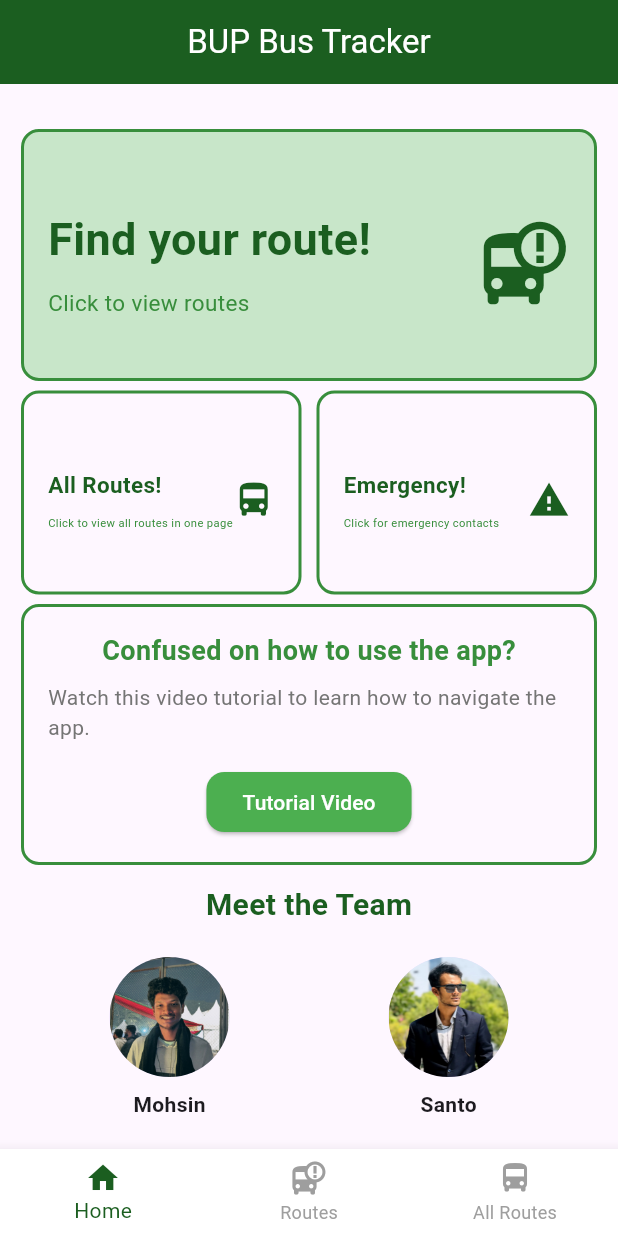
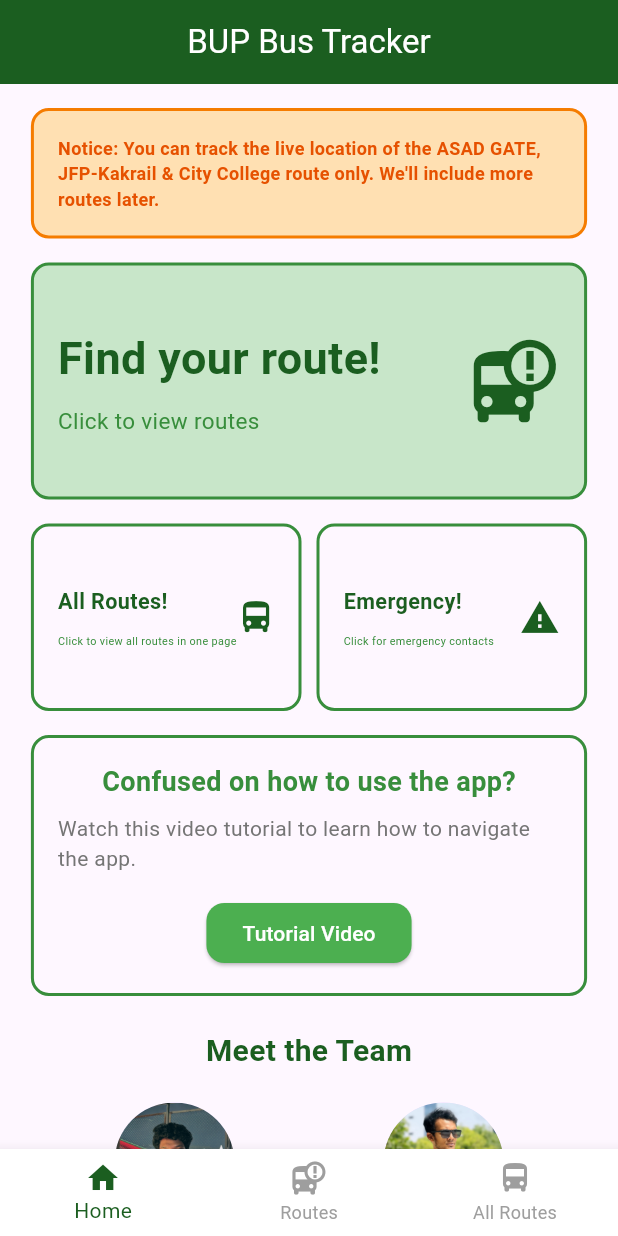
Before and after one commit to Samiul-Hossen-Sarkar-Santo/bus_tracker_user_app, a Flutter app: the screen it shows after launch, on a phone screen of 412 x 824 dp. Run offline on Flutter 3.47's test engine with Material 3 defaults, Android fonts, the phone set to English and light mode, and no system bars; our stand-ins replace firebase_core, firebase_database, google_maps_flutter, location; accounts and stored records are empty.

Commit message:
Optimized Homescreen issues

```diff
--- a/lib/screens/home.dart
+++ b/lib/screens/home.dart
@@ -118,6 +118,8 @@ class _HomeState extends State<Home> {
 
   @override
   Widget build(BuildContext context) {
+    final screenWidth = MediaQuery.of(context).size.width;
+
     return Scaffold(
       appBar: AppBar(
         backgroundColor: Colors.green[900],
@@ -128,29 +130,45 @@ class _HomeState extends State<Home> {
         ),
         centerTitle: true,
       ),
-      body: Padding(
-        padding: const EdgeInsets.all(14.0),
+      body: SingleChildScrollView(
+        child: Padding(
+          padding: EdgeInsets.symmetric(horizontal: screenWidth * 0.05),
           child: Column(
             crossAxisAlignment: CrossAxisAlignment.start,
             children: [
+              // Notice Section
+              Container(
+                margin: const EdgeInsets.only(top: 16.0),
+                padding: const EdgeInsets.all(16.0),
+                decoration: BoxDecoration(
+                  color: Colors.orange[100],
+                  borderRadius: BorderRadius.circular(12.0),
+                  border: Border.all(
+                    color: Colors.orange[700]!,
+                    width: 2.0,
+                  ),
+                ),
+                child: Text(
+                  """Notice: You can track the live location of the ASAD GATE, JFP-Kakrail & City College route only. We'll include more routes later.""",
+                  style: TextStyle(
+                    fontSize: 12.0,
+                    fontWeight: FontWeight.bold,
+                    color: Colors.orange[900],
+                  ),
+                ),
+              ),
+              const SizedBox(height: 16.0),
               // Find your route
-            Expanded(
-              child: Column(
-                crossAxisAlignment: CrossAxisAlignment.start,
-                mainAxisAlignment: MainAxisAlignment.spaceBetween,
-                children: [
               GestureDetector(
                 onTap: () {
                   Navigator.push(
                     context,
-                        MaterialPageRoute(
-                            builder: (ctx) => const RouteDetails()),
+                    MaterialPageRoute(builder: (ctx) => const RouteDetails()),
                   );
                 },
                 child: Container(
-                      margin: const EdgeInsets.only(top: 16.0),
-                      padding: const EdgeInsets.only(
-                          left: 16.0, right: 16.0, top: 50.0, bottom: 40.0),
+                  padding: const EdgeInsets.symmetric(
+                      vertical: 40.0, horizontal: 16.0),
                   decoration: BoxDecoration(
                     color: Colors.green[100],
                     borderRadius: BorderRadius.circular(12.0),
@@ -190,10 +208,10 @@ class _HomeState extends State<Home> {
                   ),
                 ),
               ),
-
+              const SizedBox(height: 16.0),
               Row(
                 children: [
-                      //All Routes viewing
+                  // All Routes viewing
                   Flexible(
                     child: GestureDetector(
                       onTap: () {
@@ -206,11 +224,8 @@ class _HomeState extends State<Home> {
                       child: LayoutBuilder(
                         builder: (context, constraints) {
                           return Container(
-                                padding: const EdgeInsets.only(
-                                    left: 16.0,
-                                    right: 16.0,
-                                    top: 50.0,
-                                    bottom: 40.0),
+                            padding: const EdgeInsets.symmetric(
+                                vertical: 40.0, horizontal: 16.0),
                             decoration: BoxDecoration(
                               borderRadius: BorderRadius.circular(12.0),
                               border: Border.all(
@@ -219,18 +234,15 @@ class _HomeState extends State<Home> {
                               ),
                             ),
                             child: Row(
-                                  mainAxisAlignment:
-                                      MainAxisAlignment.spaceBetween,
+                              mainAxisAlignment: MainAxisAlignment.spaceBetween,
                               children: [
                                 Column(
-                                      crossAxisAlignment:
-                                          CrossAxisAlignment.start,
+                                  crossAxisAlignment: CrossAxisAlignment.start,
                                   children: [
                                     Text(
                                       'All Routes!',
                                       style: TextStyle(
-                                            fontSize:
-                                                constraints.maxWidth * 0.08,
+                                        fontSize: constraints.maxWidth * 0.08,
                                         fontWeight: FontWeight.bold,
                                         color: Colors.green[900],
                                       ),
@@ -239,15 +251,14 @@ class _HomeState extends State<Home> {
                                     Text(
                                       'Click to view all routes in one page',
                                       style: TextStyle(
-                                              fontSize:
-                                                  constraints.maxWidth * 0.04,
+                                          fontSize: constraints.maxWidth * 0.04,
                                           color: Colors.green[700]),
                                     ),
                                   ],
                                 ),
                                 Icon(
                                   Icons.directions_bus,
-                                      size: constraints.maxWidth * 0.15,
+                                  size: constraints.maxWidth * 0.145,
                                   color: Colors.green[900],
                                 ),
                               ],
@@ -258,24 +269,20 @@ class _HomeState extends State<Home> {
                     ),
                   ),
                   const SizedBox(width: 10.0),
-                      //Emergency section
+                  // Emergency section
                   Flexible(
                     child: GestureDetector(
                       onTap: () {
                         Navigator.push(
                           context,
-                              MaterialPageRoute(
-                                  builder: (ctx) => EmergencyPage()),
+                          MaterialPageRoute(builder: (ctx) => EmergencyPage()),
                         );
                       },
                       child: LayoutBuilder(
                         builder: (context, constraints) {
                           return Container(
-                                padding: const EdgeInsets.only(
-                                    left: 16.0,
-                                    right: 16.0,
-                                    top: 50.0,
-                                    bottom: 40.0),
+                            padding: const EdgeInsets.symmetric(
+                                vertical: 40.0, horizontal: 16.0),
                             decoration: BoxDecoration(
                               borderRadius: BorderRadius.circular(12.0),
                               border: Border.all(
@@ -284,18 +291,15 @@ class _HomeState extends State<Home> {
                               ),
                             ),
                             child: Row(
-                                  mainAxisAlignment:
-                                      MainAxisAlignment.spaceBetween,
+                              mainAxisAlignment: MainAxisAlignment.spaceBetween,
                               children: [
                                 Column(
-                                      crossAxisAlignment:
-                                          CrossAxisAlignment.start,
+                                  crossAxisAlignment: CrossAxisAlignment.start,
                                   children: [
                                     Text(
                                       'Emergency!',
                                       style: TextStyle(
-                                            fontSize:
-                                                constraints.maxWidth * 0.08,
+                                        fontSize: constraints.maxWidth * 0.08,
                                         fontWeight: FontWeight.bold,
                                         color: Colors.green[900],
                                       ),
@@ -304,8 +308,7 @@ class _HomeState extends State<Home> {
                                     Text(
                                       'Click for emergency contacts',
                                       style: TextStyle(
-                                              fontSize:
-                                                  constraints.maxWidth * 0.04,
+                                          fontSize: constraints.maxWidth * 0.04,
                                           color: Colors.green[700]),
                                     ),
                                   ],
@@ -324,12 +327,11 @@ class _HomeState extends State<Home> {
                   ),
                 ],
               ),
-
+              const SizedBox(height: 16.0),
               // Tutorial Section
               Container(
                 padding: const EdgeInsets.all(16.0),
                 decoration: BoxDecoration(
-                      //color: Colors.green[100],
                   borderRadius: BorderRadius.circular(12.0),
                   border: Border.all(
                     color: Colors.green[700]!,
@@ -358,8 +360,7 @@ class _HomeState extends State<Home> {
                     const SizedBox(height: 16.0),
                     Center(
                       child: ElevatedButton(
-                            onPressed:
-                                _launchURL, // Directly open the feedback form
+                        onPressed: _launchURL,
                         style: ElevatedButton.styleFrom(
                           backgroundColor: Colors.green[500],
                           shape: RoundedRectangleBorder(
@@ -375,7 +376,7 @@ class _HomeState extends State<Home> {
                   ],
                 ),
               ),
-
+              const SizedBox(height: 16.0),
               // Meet the Team Section
               Container(
                 padding: const EdgeInsets.all(6.0),
@@ -460,32 +461,10 @@ class _HomeState extends State<Home> {
                   ],
                 ),
               ),
-                  //const SizedBox(height: 40.0),
             ],
           ),
-            ),
-          ],
         ),
       ),
     );
   }
 }
-
- /*The Home screen is the main screen of the app. It contains the following sections:
- Find your route! : A large caption with an icon that prompts the user to view the available routes. Feedback Section : A section that allows users to provide feedback about the app. Meet the Team Section : A section that introduces the app development team.
- The Home screen also includes a bottom navigation bar that allows users to navigate between the Home and Routes screens.
- The  _showTeamMemberDetails  function is used to display a dialog with the team member’s details when the user taps on a team member’s avatar. The  _launchURL  function is used to open the feedback form URL in a web browser.
- Step 6: Run the App
- Now that you have implemented the Home screen, you can run the app to see the changes.
- To run the app, execute the following command in the terminal:
- flutter run
-
- The app will launch in the simulator or on a connected device. You should see the Home screen with the sections you implemented.
- Conclusion
- In this tutorial, you learned how to create a Home screen for a bus tracking app using Flutter. You implemented the Home screen UI, including sections for finding routes, providing feedback, and meeting the app development team. You also added navigation to the Routes screen and implemented functions to show team member details and open a feedback form URL.
- To learn more about Flutter, check out our  How to Build a Flutter App series.
- Join our DigitalOcean community of over a million developers for free! Get help and share knowledge in our Questions & Answers section, find tutorials and tools that will help you grow as a developer and scale your project or business, and subscribe to topics of interest.
- Flutter is an open-source UI software development kit created by Google. It is used to develop applications for Android, iOS, Linux, Mac, Windows, Google Fuchsia, and the web from a single codebase.
- In Flutter, a screen is a widget that occupies the entire screen space and is used to display content to the user. Screens are typically implemented as stateful or stateless widgets.
- A bottom navigation bar is a user interface element that allows users to navigate between different sections of an app. It is typically placed at the bottom of the screen and contains icons or text labels for each section.
- A dialog is a user interface element that displays information or prompts the user for input. It typically appears as a small window that overlays the main content of the screen.*/
```
Lines whose indentation alone changed are shown as unchanged.
